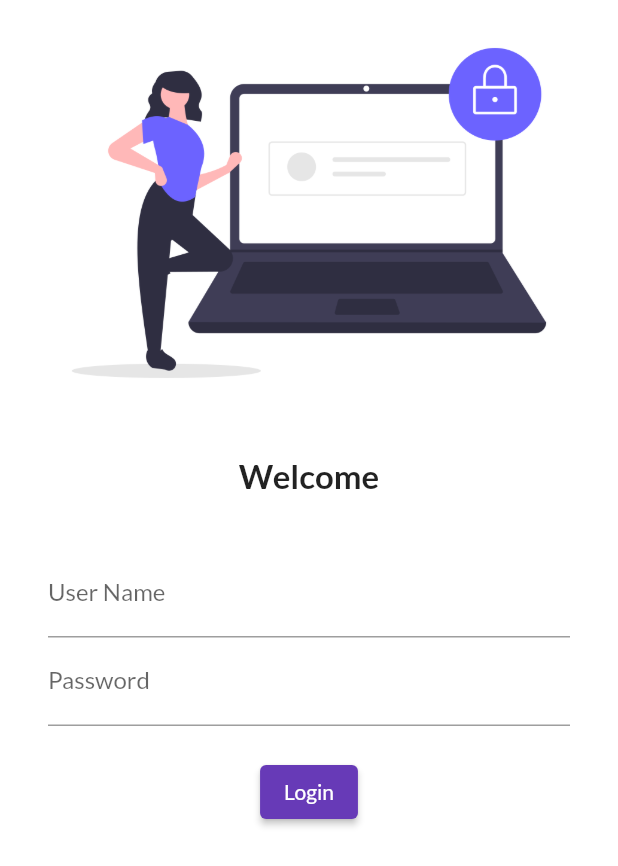
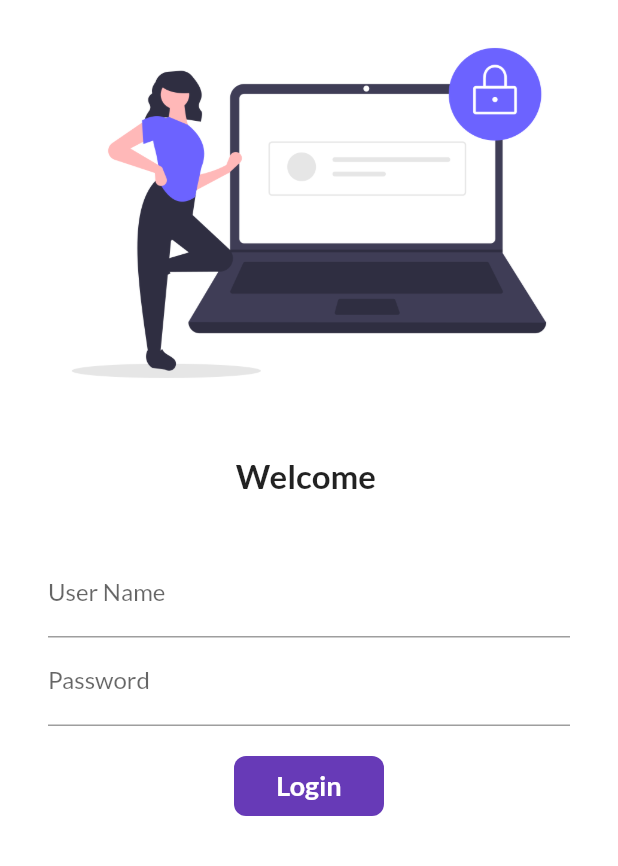
Before and after one commit to narenymca/learnFlutter, a Flutter app: the screen it shows after launch, on a phone screen of 412 x 824 dp. Shown: the top 866 px of the screen. Run offline on Flutter 3.47's test engine with Material 2 defaults, Android fonts, the phone set to English and light mode, and no system bars; our stand-ins replace google_fonts.

Commit message:
day8 completed

```diff
--- a/sample/lib/pages/login_page.dart
+++ b/sample/lib/pages/login_page.dart
@@ -6,14 +6,38 @@ import 'package:flutter/material.dart';
 import 'package:google_fonts/google_fonts.dart';
 import 'package:sample/utils/routes.dart';
 
-class LoginPage extends StatelessWidget {
+class LoginPage extends StatefulWidget {
   const LoginPage({Key? key}) : super(key: key);
+
+  @override
+  State<LoginPage> createState() => _LoginPageState();
+}
+
+class _LoginPageState extends State<LoginPage> {
+  String name = "";
+  bool changeButton = false;
+  final _formkey = GlobalKey<FormState>();
+
+  moveToHome(BuildContext context) async {
+    if (_formkey.currentState!.validate()) {
+      setState(() {
+        changeButton = true;
+      });
+      await Future.delayed(Duration(seconds: 1));
+      await Navigator.pushNamed(context, MyRoutes.homeRoute);
+      setState(() {
+        changeButton = false;
+      });
+    }
+  }
 
   @override
   Widget build(BuildContext context) {
     return Material(
       color: Colors.white,
-      child: Center(
+      child: SingleChildScrollView(
+        child: Form(
+          key: _formkey,
           child: Column(
             children: [
               Image.asset(
@@ -24,7 +48,7 @@ class LoginPage extends StatelessWidget {
                 height: 20,
               ),
               Text(
-              "Welcome",
+                "Welcome $name",
                 style: TextStyle(
                   fontSize: 22,
                   fontWeight: FontWeight.bold,
@@ -34,8 +58,8 @@ class LoginPage extends StatelessWidget {
                 height: 20,
               ),
               Padding(
-              padding:
-                  const EdgeInsets.symmetric(vertical: 16.0, horizontal: 32.0),
+                padding: const EdgeInsets.symmetric(
+                    vertical: 16.0, horizontal: 32.0),
                 child: Column(
                   children: [
                     TextFormField(
@@ -43,6 +67,16 @@ class LoginPage extends StatelessWidget {
                         hintText: "Enter User Name",
                         labelText: "User Name",
                       ),
+                      onChanged: (value) {
+                        name = value;
+                        setState(() {});
+                      },
+                      validator: (value) {
+                        if (value!.isEmpty) {
+                          return "User name cannot be empty";
+                        }
+                        return null;
+                      },
                     ),
                     TextFormField(
                       obscureText: true,
@@ -50,24 +84,50 @@ class LoginPage extends StatelessWidget {
                         hintText: "Enter Password",
                         labelText: "Password",
                       ),
+                      validator: (value) {
+                        if (value!.isEmpty) {
+                          return "Password cannot be empty";
+                        } else if (value.length < 6) {
+                          return "Password length is less than six";
+                        }
+                        return null;
+                      },
                     ),
                     SizedBox(
                       height: 20.0,
                     ),
-                  ElevatedButton(
-                      onPressed: () {
-                        Navigator.pushNamed(context, MyRoutes.homeRoute);
-                      },
-                      style: TextButton.styleFrom(),
-                      child: Text(
+                    Material(
+                      color: Colors.deepPurple,
+                      borderRadius:
+                          BorderRadius.circular(changeButton ? 50 : 8),
+                      child: InkWell(
+                        splashColor: Colors.red,
+                        onTap: () => moveToHome(context),
+                        child: AnimatedContainer(
+                          duration: Duration(seconds: 1),
+                          width: changeButton ? 50 : 100,
+                          height: 40,
+                          alignment: Alignment.center,
+                          child: changeButton
+                              ? Icon(Icons.done, color: Colors.white)
+                              : Text(
                                   "Login",
-                      )),
+                                  style: TextStyle(
+                                    color: Colors.white,
+                                    fontSize: 18,
+                                    fontWeight: FontWeight.bold,
+                                  ),
+                                ),
+                        ),
+                      ),
+                    ),
                   ],
                 ),
               ),
             ],
           ),
         ),
+      ),
     );
   }
 }
```
Lines whose indentation alone changed are shown as unchanged.
